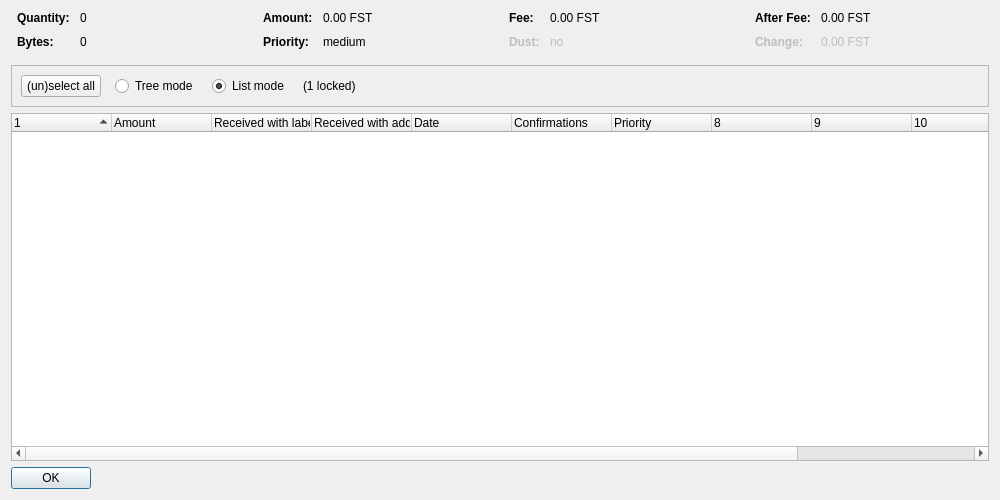
fastcoinproject/fastcoin, file src/qt/forms/coincontroldialog.ui: the form before one commit.
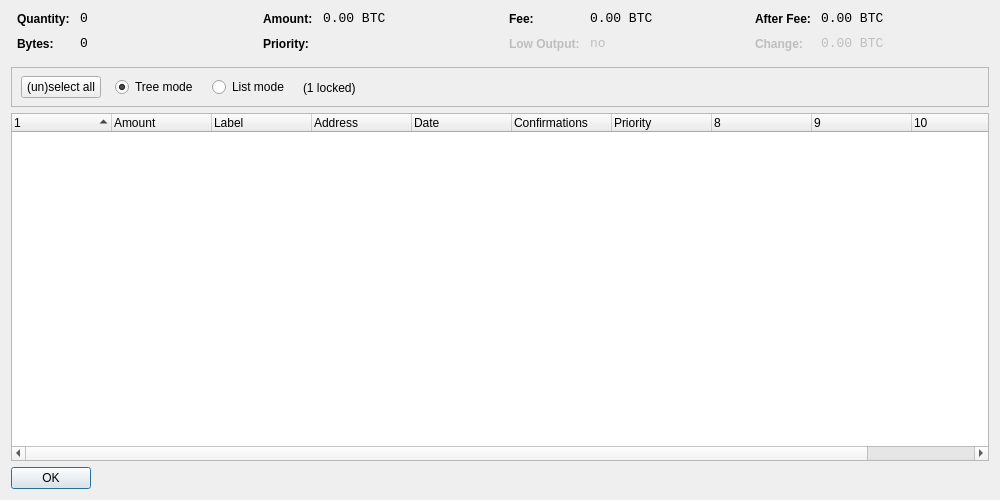
The form after the commit. Custom widgets are drawn as their Qt base class.

```diff
--- a/src/qt/forms/coincontroldialog.ui
+++ b/src/qt/forms/coincontroldialog.ui
@@ -38,11 +38,8 @@
        </property>
        <item row="0" column="0">
         <widget class="QLabel" name="labelCoinControlQuantityText">
-         <property name="font">
-          <font>
-           <weight>75</weight>
-           <bold>true</bold>
-          </font>
+         <property name="styleSheet">
+          <string notr="true">font-weight:bold;</string>
          </property>
          <property name="text">
           <string>Quantity:</string>
@@ -51,6 +48,12 @@
        </item>
        <item row="0" column="1">
         <widget class="QLabel" name="labelCoinControlQuantity">
+         <property name="font">
+          <font>
+           <family>Monospace</family>
+           <pointsize>10</pointsize>
+          </font>
+         </property>
          <property name="cursor">
           <cursorShape>IBeamCursor</cursorShape>
          </property>
@@ -67,11 +70,8 @@
        </item>
        <item row="1" column="0">
         <widget class="QLabel" name="labelCoinControlBytesText">
-         <property name="font">
-          <font>
-           <weight>75</weight>
-           <bold>true</bold>
-          </font>
+         <property name="styleSheet">
+          <string notr="true">font-weight:bold;</string>
          </property>
          <property name="text">
           <string>Bytes:</string>
@@ -80,6 +80,12 @@
        </item>
        <item row="1" column="1">
         <widget class="QLabel" name="labelCoinControlBytes">
+         <property name="font">
+          <font>
+           <family>Monospace</family>
+           <pointsize>10</pointsize>
+          </font>
+         </property>
          <property name="cursor">
           <cursorShape>IBeamCursor</cursorShape>
          </property>
@@ -112,11 +118,8 @@
        </property>
        <item row="0" column="0">
         <widget class="QLabel" name="labelCoinControlAmountText">
-         <property name="font">
-          <font>
-           <weight>75</weight>
-           <bold>true</bold>
-          </font>
+         <property name="styleSheet">
+          <string notr="true">font-weight:bold;</string>
          </property>
          <property name="text">
           <string>Amount:</string>
@@ -125,6 +128,12 @@
        </item>
        <item row="0" column="1">
         <widget class="QLabel" name="labelCoinControlAmount">
+         <property name="font">
+          <font>
+           <family>Monospace</family>
+           <pointsize>10</pointsize>
+          </font>
+         </property>
          <property name="cursor">
           <cursorShape>IBeamCursor</cursorShape>
          </property>
@@ -132,7 +141,7 @@
           <enum>Qt::ActionsContextMenu</enum>
          </property>
          <property name="text">
-          <string notr="true">0.00 FST</string>
+          <string notr="true">0.00 BTC</string>
          </property>
          <property name="textInteractionFlags">
           <set>Qt::LinksAccessibleByMouse|Qt::TextSelectableByKeyboard|Qt::TextSelectableByMouse</set>
@@ -141,11 +150,8 @@
        </item>
        <item row="1" column="0">
         <widget class="QLabel" name="labelCoinControlPriorityText">
-         <property name="font">
-          <font>
-           <weight>75</weight>
-           <bold>true</bold>
-          </font>
+         <property name="styleSheet">
+          <string notr="true">font-weight:bold;</string>
          </property>
          <property name="text">
           <string>Priority:</string>
@@ -154,6 +160,12 @@
        </item>
        <item row="1" column="1">
         <widget class="QLabel" name="labelCoinControlPriority">
+         <property name="font">
+          <font>
+           <family>Monospace</family>
+           <pointsize>10</pointsize>
+          </font>
+         </property>
          <property name="cursor">
           <cursorShape>IBeamCursor</cursorShape>
          </property>
@@ -161,7 +173,7 @@
           <enum>Qt::ActionsContextMenu</enum>
          </property>
          <property name="text">
-          <string notr="true">medium</string>
+          <string/>
          </property>
          <property name="textInteractionFlags">
           <set>Qt::LinksAccessibleByMouse|Qt::TextSelectableByKeyboard|Qt::TextSelectableByMouse</set>
@@ -186,11 +198,8 @@
        </property>
        <item row="0" column="0">
         <widget class="QLabel" name="labelCoinControlFeeText">
-         <property name="font">
-          <font>
-           <weight>75</weight>
-           <bold>true</bold>
-          </font>
+         <property name="styleSheet">
+          <string notr="true">font-weight:bold;</string>
          </property>
          <property name="text">
           <string>Fee:</string>
@@ -199,6 +208,12 @@
        </item>
        <item row="0" column="1">
         <widget class="QLabel" name="labelCoinControlFee">
+         <property name="font">
+          <font>
+           <family>Monospace</family>
+           <pointsize>10</pointsize>
+          </font>
+         </property>
          <property name="cursor">
           <cursorShape>IBeamCursor</cursorShape>
          </property>
@@ -206,7 +221,7 @@
           <enum>Qt::ActionsContextMenu</enum>
          </property>
          <property name="text">
-          <string notr="true">0.00 FST</string>
+          <string notr="true">0.00 BTC</string>
          </property>
          <property name="textInteractionFlags">
           <set>Qt::LinksAccessibleByMouse|Qt::TextSelectableByKeyboard|Qt::TextSelectableByMouse</set>
@@ -218,14 +233,11 @@
          <property name="enabled">
           <bool>false</bool>
          </property>
-         <property name="font">
-          <font>
-           <weight>75</weight>
-           <bold>true</bold>
-          </font>
+         <property name="styleSheet">
+          <string notr="true">font-weight:bold;</string>
          </property>
          <property name="text">
-          <string>Dust:</string>
+          <string>Low Output:</string>
          </property>
         </widget>
        </item>
@@ -234,6 +246,12 @@
          <property name="enabled">
           <bool>false</bool>
          </property>
+         <property name="font">
+          <font>
+           <family>Monospace</family>
+           <pointsize>10</pointsize>
+          </font>
+         </property>
          <property name="cursor">
           <cursorShape>IBeamCursor</cursorShape>
          </property>
@@ -266,11 +284,8 @@
        </property>
        <item row="0" column="0">
         <widget class="QLabel" name="labelCoinControlAfterFeeText">
-         <property name="font">
-          <font>
-           <weight>75</weight>
-           <bold>true</bold>
-          </font>
+         <property name="styleSheet">
+          <string notr="true">font-weight:bold;</string>
          </property>
          <property name="text">
           <string>After Fee:</string>
@@ -279,6 +294,12 @@
        </item>
        <item row="0" column="1">
         <widget class="QLabel" name="labelCoinControlAfterFee">
+         <property name="font">
+          <font>
+           <family>Monospace</family>
+           <pointsize>10</pointsize>
+          </font>
+         </property>
          <property name="cursor">
           <cursorShape>IBeamCursor</cursorShape>
          </property>
@@ -286,7 +307,7 @@
           <enum>Qt::ActionsContextMenu</enum>
          </property>
          <property name="text">
-          <string notr="true">0.00 FST</string>
+          <string notr="true">0.00 BTC</string>
          </property>
          <property name="textInteractionFlags">
           <set>Qt::LinksAccessibleByMouse|Qt::TextSelectableByKeyboard|Qt::TextSelectableByMouse</set>
@@ -298,11 +319,8 @@
          <property name="enabled">
           <bool>false</bool>
          </property>
-         <property name="font">
-          <font>
-           <weight>75</weight>
-           <bold>true</bold>
-          </font>
+         <property name="styleSheet">
+          <string notr="true">font-weight:bold;</string>
          </property>
          <property name="text">
           <string>Change:</string>
@@ -314,6 +332,12 @@
          <property name="enabled">
           <bool>false</bool>
          </property>
+         <property name="font">
+          <font>
+           <family>Monospace</family>
+           <pointsize>10</pointsize>
+          </font>
+         </property>
          <property name="cursor">
           <cursorShape>IBeamCursor</cursorShape>
          </property>
@@ -321,7 +345,7 @@
           <enum>Qt::ActionsContextMenu</enum>
          </property>
          <property name="text">
-          <string notr="true">0.00 FST</string>
+          <string notr="true">0.00 BTC</string>
          </property>
          <property name="textInteractionFlags">
           <set>Qt::LinksAccessibleByMouse|Qt::TextSelectableByKeyboard|Qt::TextSelectableByMouse</set>
@@ -346,8 +370,15 @@
      <property name="frameShadow">
       <enum>QFrame::Sunken</enum>
      </property>
-     <layout class="QHBoxLayout" name="horizontalLayout">
-      <item>
+     <widget class="QWidget" name="horizontalLayoutWidget">
+      <property name="geometry">
+       <rect>
+        <x>10</x>
+        <y>0</y>
+        <width>781</width>
+        <height>41</height>
+       </rect>
+      </property>
        <layout class="QHBoxLayout" name="horizontalLayoutPanel" stretch="0,0,0,0,0">
         <property name="spacing">
          <number>14</number>
@@ -363,9 +394,6 @@
           <property name="text">
            <string>(un)select all</string>
           </property>
-          <property name="autoDefault">
-           <bool>false</bool>
-          </property>
          </widget>
         </item>
         <item>
@@ -379,6 +407,9 @@
           <property name="text">
            <string>Tree mode</string>
           </property>
+         <property name="checked">
+          <bool>true</bool>
+         </property>
          </widget>
         </item>
         <item>
@@ -392,9 +423,6 @@
           <property name="text">
            <string>List mode</string>
           </property>
-          <property name="checked">
-           <bool>true</bool>
-          </property>
          </widget>
         </item>
         <item>
@@ -418,8 +446,7 @@
          </spacer>
         </item>
        </layout>
-      </item>
-     </layout>
+     </widget>
     </widget>
    </item>
    <item>
@@ -431,7 +458,7 @@
       <bool>false</bool>
      </property>
      <property name="columnCount">
-      <number>12</number>
+      <number>11</number>
      </property>
      <attribute name="headerShowSortIndicator" stdset="0">
       <bool>true</bool>
@@ -451,12 +478,12 @@
      </column>
      <column>
       <property name="text">
-       <string>Received with label</string>
+       <string notr="true">Label</string>
       </property>
      </column>
      <column>
       <property name="text">
-       <string>Received with address</string>
+       <string>Address</string>
       </property>
      </column>
      <column>
@@ -497,11 +524,6 @@
        <string/>
       </property>
      </column>
-     <column>
-      <property name="text">
-       <string/>
-      </property>
-     </column>
     </widget>
    </item>
    <item>
```
Left out of the diff: 6 changed lines with no effect on the pictures. Lines whose indentation alone changed are shown as unchanged.
